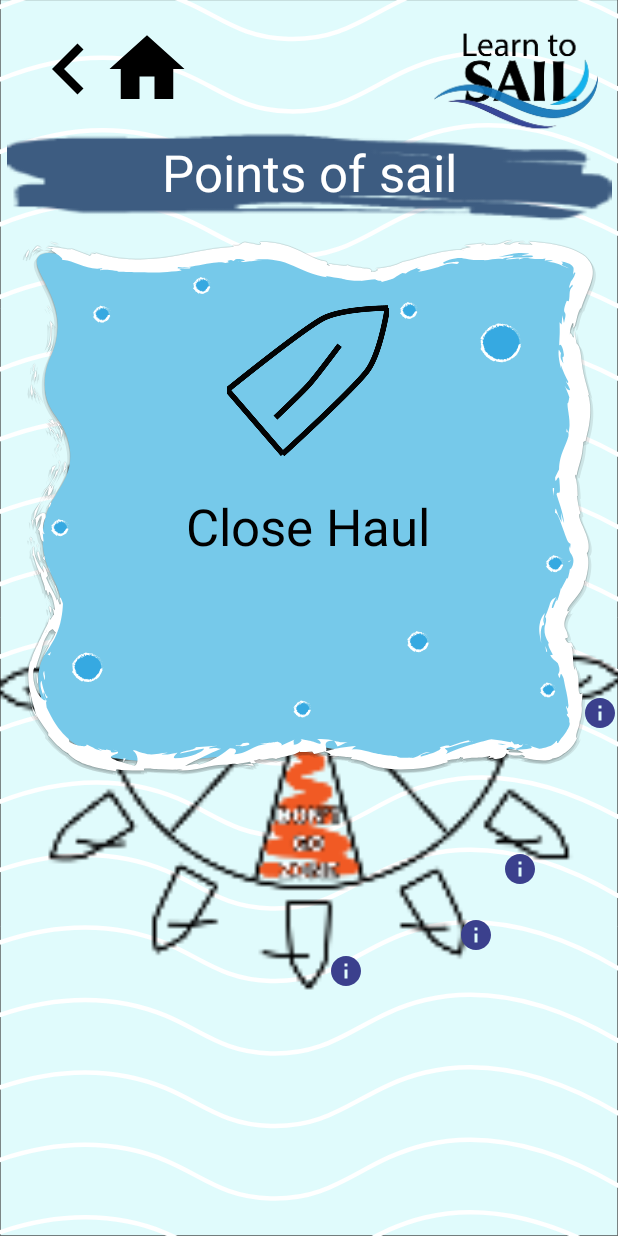
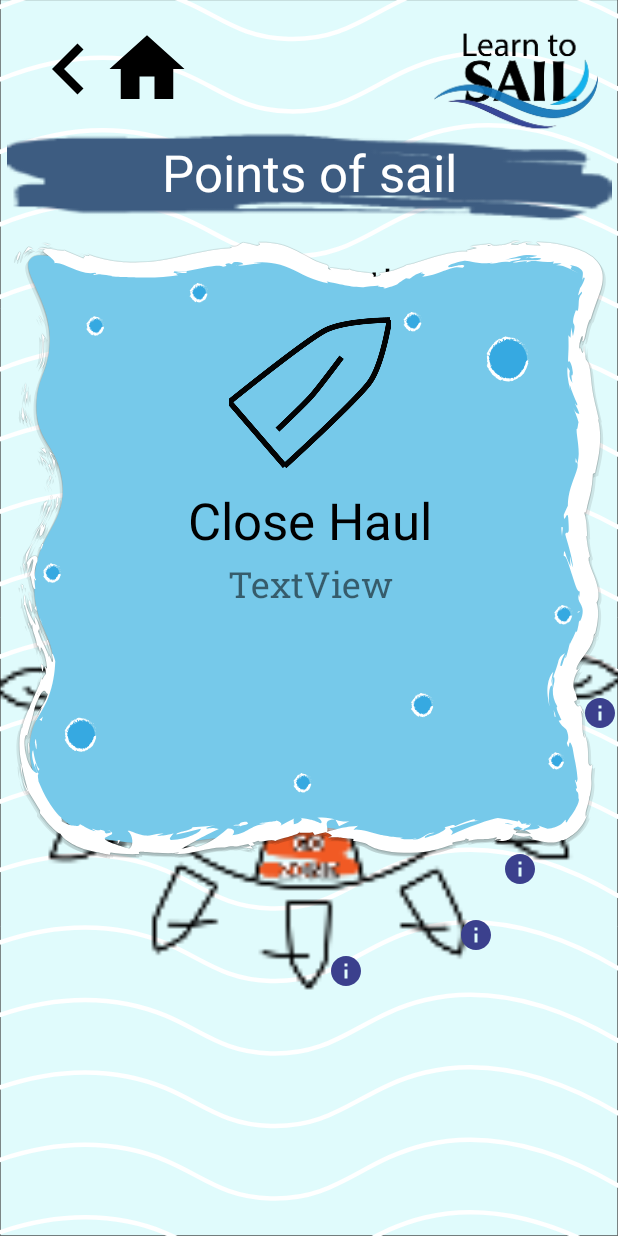
Before and after one commit to acmercer/LearnToSail, an Android app: the LearnPointsOfSail screen opened directly, with no data from a screen before it, after a tap on "Close Haul Info", on a phone screen of 412 x 824 dp. Run offline under Robolectric (Android 15) with nearby library versions, the phone set to English and light mode, and no system bars; Roboto replaces fonts that are not available here; 4 statements that could not run were skipped.

Commit message:
Updates and changes

```diff
--- a/app/src/main/java/com/example/learntosail/LearnPointsOfSail.java
+++ b/app/src/main/java/com/example/learntosail/LearnPointsOfSail.java
@@ -15,7 +15,7 @@ public class LearnPointsOfSail extends AppCompatActivity {
         ImageButton closehaul = findViewById(R.id.btnCloseHaul);
         closehaul.setOnClickListener(v -> {
             PointsofsailPopUp popUp = new PointsofsailPopUp();
-            popUp.displayPopUp(v, "Close Haul", "At this point of sail you want to pull your sail all the way in.");
+            popUp.displayPopUp(v, getResources().getString(R.string.closeHaulTitle), getResources().getString(R.string.closeHaulText));
         });
         ImageButton back = findViewById(R.id.btnWeatherBack);
         back.setOnClickListener(v ->{
--- a/app/src/main/java/com/example/learntosail/PointsofsailPopUp.java
+++ b/app/src/main/java/com/example/learntosail/PointsofsailPopUp.java
@@ -5,6 +5,7 @@ import android.view.LayoutInflater;
 import android.view.View;
 import android.widget.LinearLayout;
 import android.widget.PopupWindow;
+import android.widget.TextView;
 
 public class PointsofsailPopUp {
     public void displayPopUp(final View view, String title, String text){
@@ -15,7 +16,10 @@ public class PointsofsailPopUp {
         int height = LinearLayout.LayoutParams.MATCH_PARENT;
 
         boolean focusable = true;
-
+        TextView popTitle = view.findViewById(R.id.txtPointofsailTitle);
+        popTitle.setText(title);
+        TextView popText = view.findViewById(R.id.txtPointofsailText);
+        popText.setText(text);
         final PopupWindow popupWindow = new PopupWindow(popupView, width,height,focusable);
         popupWindow.showAtLocation(view, Gravity.CENTER, 0, 0);
         popupView.setOnTouchListener((v, event) -> {
--- a/app/src/main/res/layout/pointsofsailinfo.xml
+++ b/app/src/main/res/layout/pointsofsailinfo.xml
@@ -6,8 +6,8 @@
     android:layout_height="match_parent">
 
     <androidx.cardview.widget.CardView
-        android:layout_width="381dp"
-        android:layout_height="355dp"
+        android:layout_width="394dp"
+        android:layout_height="411dp"
         android:layout_marginTop="160dp"
         app:cardBackgroundColor="#00FFFFFF"
         app:cardCornerRadius="0dp"
@@ -25,9 +25,8 @@
                 android:id="@+id/imgBoat"
                 android:layout_width="wrap_content"
                 android:layout_height="wrap_content"
-                android:layout_marginTop="40dp"
+                android:layout_marginTop="48dp"
                 app:layout_constraintEnd_toEndOf="parent"
-                app:layout_constraintHorizontal_bias="0.498"
                 app:layout_constraintStart_toStartOf="parent"
                 app:layout_constraintTop_toTopOf="parent"
                 app:srcCompat="@mipmap/ic_closehaul_foreground" />
@@ -36,15 +35,27 @@
                 android:id="@+id/txtPointofsailTitle"
                 android:layout_width="wrap_content"
                 android:layout_height="wrap_content"
-                android:layout_marginTop="20dp"
+                android:layout_marginTop="8dp"
                 android:fontFamily="@font/ubuntu_bold"
                 android:text="@string/closeHaulTitle"
                 android:textColor="#000000"
                 android:textSize="34sp"
                 app:layout_constraintEnd_toEndOf="parent"
-                app:layout_constraintHorizontal_bias="0.498"
                 app:layout_constraintStart_toStartOf="parent"
                 app:layout_constraintTop_toBottomOf="@+id/imgBoat" />
+
+            <TextView
+                android:id="@+id/txtPointofsailText"
+                android:layout_width="293dp"
+                android:layout_height="126dp"
+                android:layout_marginTop="4dp"
+                android:fontFamily="@font/roboto_slab"
+                android:text="TextView"
+                android:textAlignment="center"
+                android:textSize="24sp"
+                app:layout_constraintEnd_toEndOf="parent"
+                app:layout_constraintStart_toStartOf="parent"
+                app:layout_constraintTop_toBottomOf="@+id/txtPointofsailTitle" />
         </androidx.constraintlayout.widget.ConstraintLayout>
     </androidx.cardview.widget.CardView>
 
```
Also changed, not shown: app/src/main/res/values/strings.xml (+12 -1 lines).
